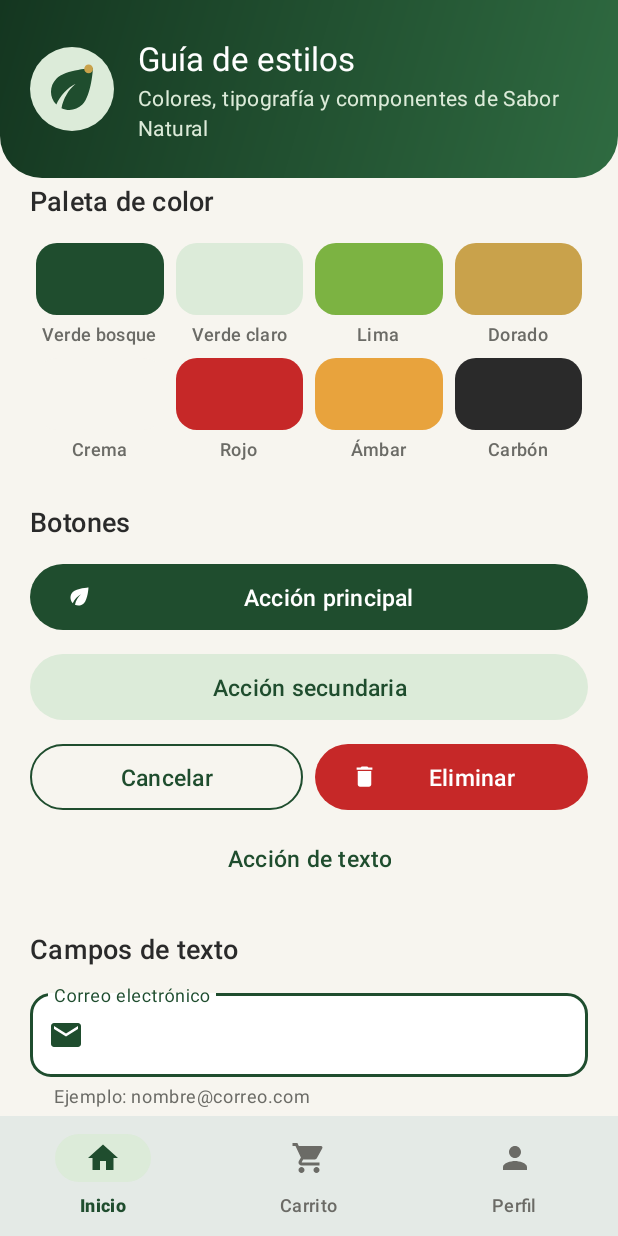
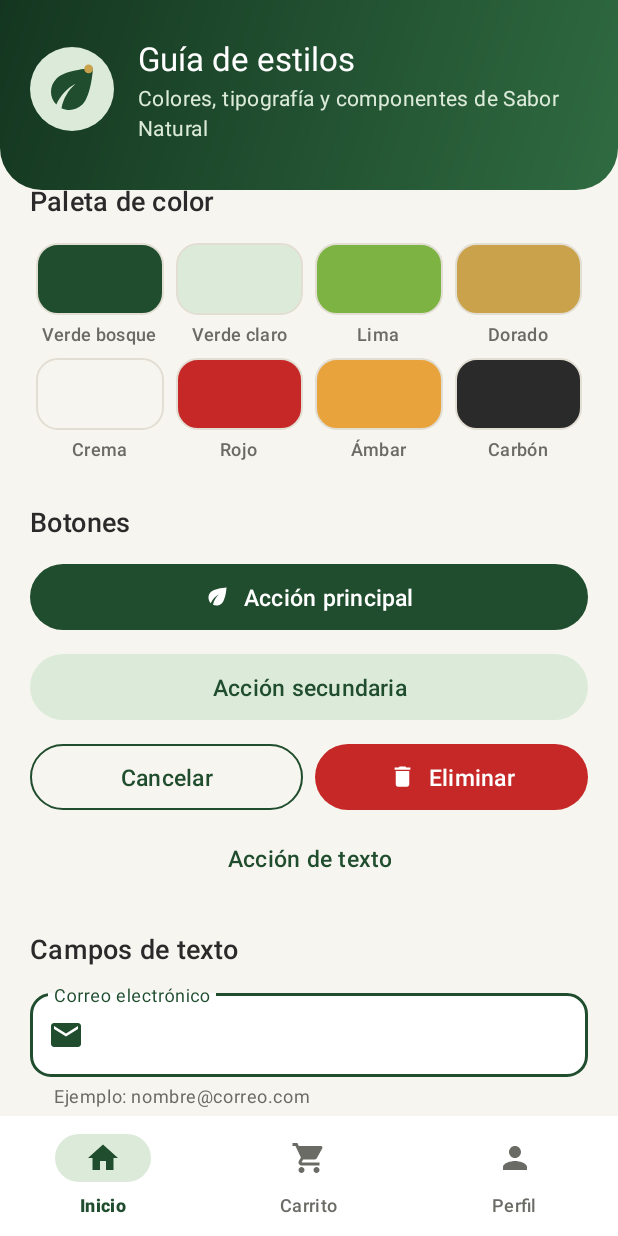
Before and after one commit to JeanPollC/sabor-natural-android, an Android app: the screen it shows after launch (GuiaEstilosActivity), on a phone screen of 412 x 824 dp. Run offline under Robolectric (Android 15) with nearby library versions, the phone set to English and light mode, and no system bars.

Commit message:
Ajustes visuales del sistema de diseño tras revisarlo en el emulador
- Se desactiva el tinte de elevación de Material 3: tarjetas y barra
  inferior quedan blancas, como en los mockups.
- Muestras de la paleta con borde, para que los tonos claros se vean.
- Ícono de los botones junto al texto y nuevo estilo de botón de ícono.
- Tarjetas solo con contorno (sin sombra) y más espacio al final de la guía.

Co-Authored-By: Claude Opus 5.5 <noreply@anthropic.com>

```diff
--- a/app/src/main/java/com/sabornatural/tienda/ui/estilos/GuiaEstilosActivity.kt
+++ b/app/src/main/java/com/sabornatural/tienda/ui/estilos/GuiaEstilosActivity.kt
@@ -1,6 +1,7 @@
 package com.sabornatural.tienda.ui.estilos
 
 import android.graphics.Color
+import android.graphics.drawable.GradientDrawable
 import android.os.Bundle
 import android.widget.GridLayout
 import androidx.activity.SystemBarStyle
@@ -58,7 +59,15 @@ class GuiaEstilosActivity : AppCompatActivity() {
     private fun llenarPaleta() {
         paleta.forEach { muestra ->
             val item = ItemMuestraColorBinding.inflate(layoutInflater, binding.grillaPaleta, false)
-            item.muestra.backgroundTintList = ContextCompat.getColorStateList(this, muestra.color)
+            // Relleno del color y borde gris: así los tonos claros (crema) se distinguen del fondo
+            item.muestra.background = GradientDrawable().apply {
+                cornerRadius = resources.getDimension(R.dimen.radio_m)
+                setColor(ContextCompat.getColor(this@GuiaEstilosActivity, muestra.color))
+                setStroke(
+                    resources.getDimensionPixelSize(R.dimen.borde_fino),
+                    ContextCompat.getColor(this@GuiaEstilosActivity, R.color.borde),
+                )
+            }
             item.nombre.setText(muestra.nombre)
 
             // Cada celda ocupa una columna con el mismo peso, para repartir el ancho por igual
--- a/app/src/main/res/drawable/bg_muestra_color.xml
+++ b/app/src/main/res/drawable/bg_muestra_color.xml
@@ -3,5 +3,9 @@
 <shape xmlns:android="http://schemas.android.com/apk/res/android"
     android:shape="rectangle">
     <solid android:color="@color/blanco" />
+    <!-- Borde fino para que los colores claros (crema, verde claro) se distingan del fondo -->
+    <stroke
+        android:width="@dimen/borde_fino"
+        android:color="@color/gris_suave" />
     <corners android:radius="@dimen/radio_m" />
 </shape>
--- a/app/src/main/res/layout/activity_guia_estilos.xml
+++ b/app/src/main/res/layout/activity_guia_estilos.xml
@@ -23,7 +23,7 @@
         android:paddingStart="@dimen/margen_pantalla"
         android:paddingTop="@dimen/espacio_xl"
         android:paddingEnd="@dimen/margen_pantalla"
-        android:paddingBottom="@dimen/espacio_xl">
+        android:paddingBottom="@dimen/espacio_xxl">
 
         <ImageView
             android:id="@+id/logo"
@@ -69,7 +69,7 @@
         android:layout_height="0dp"
         android:layout_weight="1"
         android:clipToPadding="false"
-        android:paddingBottom="@dimen/espacio_xl">
+        android:paddingBottom="@dimen/espacio_xxl">
 
         <LinearLayout
             android:layout_width="match_parent"
@@ -305,13 +305,13 @@
                         app:layout_constraintBottom_toBottomOf="@id/fotoProducto"
                         app:layout_constraintStart_toStartOf="@id/nombreProducto" />
 
-                    <com.google.android.material.floatingactionbutton.FloatingActionButton
+                    <com.google.android.material.button.MaterialButton
                         android:id="@+id/agregarProducto"
+                        style="@style/Widget.SaborNatural.BotonIcono"
                         android:layout_width="wrap_content"
                         android:layout_height="wrap_content"
                         android:contentDescription="@string/accion_agregar_carrito"
-                        android:src="@drawable/ic_agregar"
-                        app:fabSize="mini"
+                        app:icon="@drawable/ic_agregar"
                         app:layout_constraintBottom_toBottomOf="@id/fotoProducto"
                         app:layout_constraintEnd_toEndOf="parent" />
                 </androidx.constraintlayout.widget.ConstraintLayout>
--- a/app/src/main/res/values/dimens.xml
+++ b/app/src/main/res/values/dimens.xml
@@ -27,7 +27,7 @@
     <dimen name="tamano_icono_grande">40dp</dimen>
     <dimen name="tamano_avatar">64dp</dimen>
     <dimen name="tamano_logo">96dp</dimen>
-    <dimen name="elevacion_tarjeta">1dp</dimen>
+    <dimen name="elevacion_tarjeta">0dp</dimen>
     <dimen name="borde_fino">1dp</dimen>
     <dimen name="alto_encabezado">168dp</dimen>
 
--- a/app/src/main/res/values/styles.xml
+++ b/app/src/main/res/values/styles.xml
@@ -88,6 +88,15 @@
         <item name="android:textColor">@color/blanco</item>
         <item name="shapeAppearance">@style/ShapeAppearance.SaborNatural.Pildora</item>
         <item name="iconTint">@color/blanco</item>
+        <item name="iconGravity">textStart</item>
+        <item name="iconPadding">@dimen/espacio_s</item>
+    </style>
+
+    <!-- Botón de solo ícono, redondo y verde (por ejemplo, "agregar al carrito" en una tarjeta) -->
+    <style name="Widget.SaborNatural.BotonIcono" parent="Widget.Material3.Button.IconButton.Filled">
+        <item name="backgroundTint">@color/verde_bosque</item>
+        <item name="iconTint">@color/blanco</item>
+        <item name="iconSize">20dp</item>
     </style>
 
     <!-- Secundario: fondo verde claro y texto verde (botón tonal) -->
--- a/app/src/main/res/values/themes.xml
+++ b/app/src/main/res/values/themes.xml
@@ -34,6 +34,12 @@
         <item name="colorSurfaceContainer">@color/crema</item>
         <item name="colorSurfaceContainerHigh">@color/crema_oscuro</item>
         <item name="colorSurfaceContainerHighest">@color/crema_oscuro</item>
+
+        <!--
+            Material 3 tiñe de color primario las superficies con elevación (tarjetas, barra inferior).
+            Se desactiva para que las superficies se vean blancas, como en los mockups.
+        -->
+        <item name="elevationOverlayEnabled">false</item>
 
         <!-- Ventana -->
         <item name="android:windowBackground">@color/fondo_pantalla</item>
```
